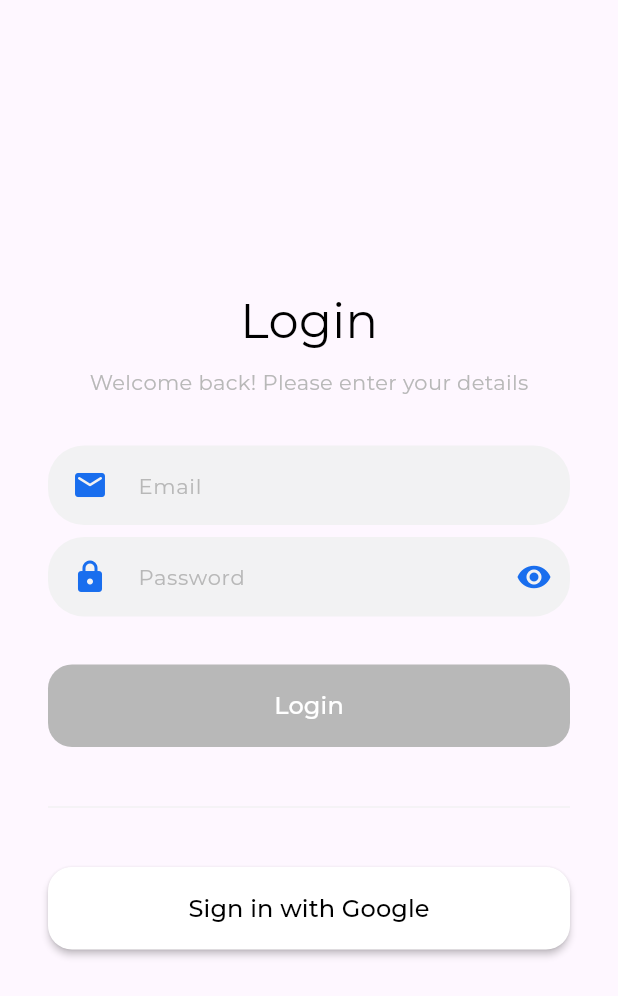
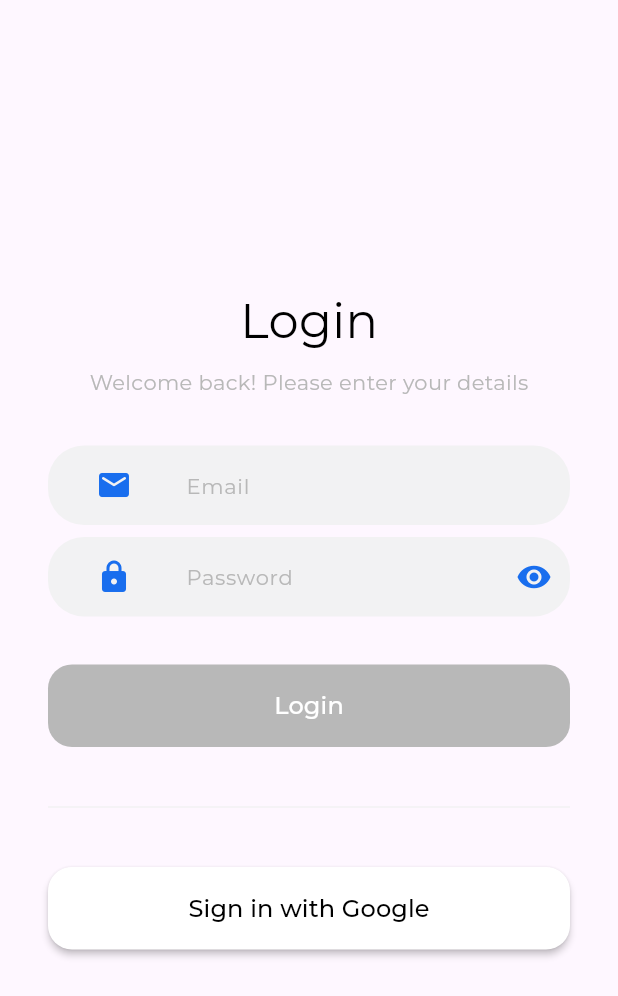
Before and after one commit to bhoomit74/todo, a Flutter app: the screen it shows after launch, on a phone screen of 412 x 824 dp. Shown: the top 996 px of the screen. Run offline on Flutter 3.47's test engine with Material 3 defaults, Android fonts, the phone set to English and light mode, and no system bars; our stand-ins replace cached_network_image, firebase_auth, firebase_core, flutter_bloc, gap, get_it and 1 more; accounts and stored records are empty; generated files the repository leaves out were written again.

Commit message:
feat: add padding to textField prefix icon.

```diff
--- a/lib/presentation/widgets/app_text_field.dart
+++ b/lib/presentation/widgets/app_text_field.dart
@@ -67,7 +67,10 @@ class _AppTextFieldState extends State<AppTextField> {
           border: _border,
           focusedBorder: _focusedBorder,
           enabledBorder: _border,
-          prefixIcon: widget.prefixIcon,
+          prefixIcon: Padding(
+            padding: AppConstants.paddingH16,
+            child: widget.prefixIcon,
+          ),
           suffixIcon: widget.suffixIcon ??
               (widget.textInputType == TextInputType.visiblePassword
                   ? VisibilityToggle(
```
